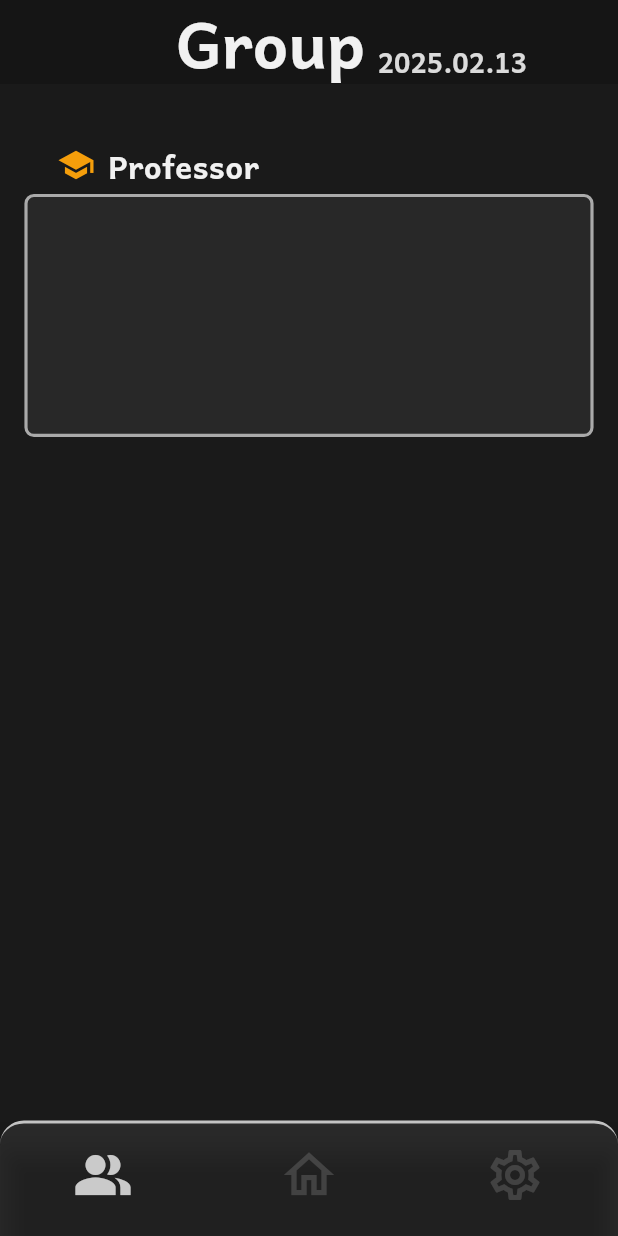
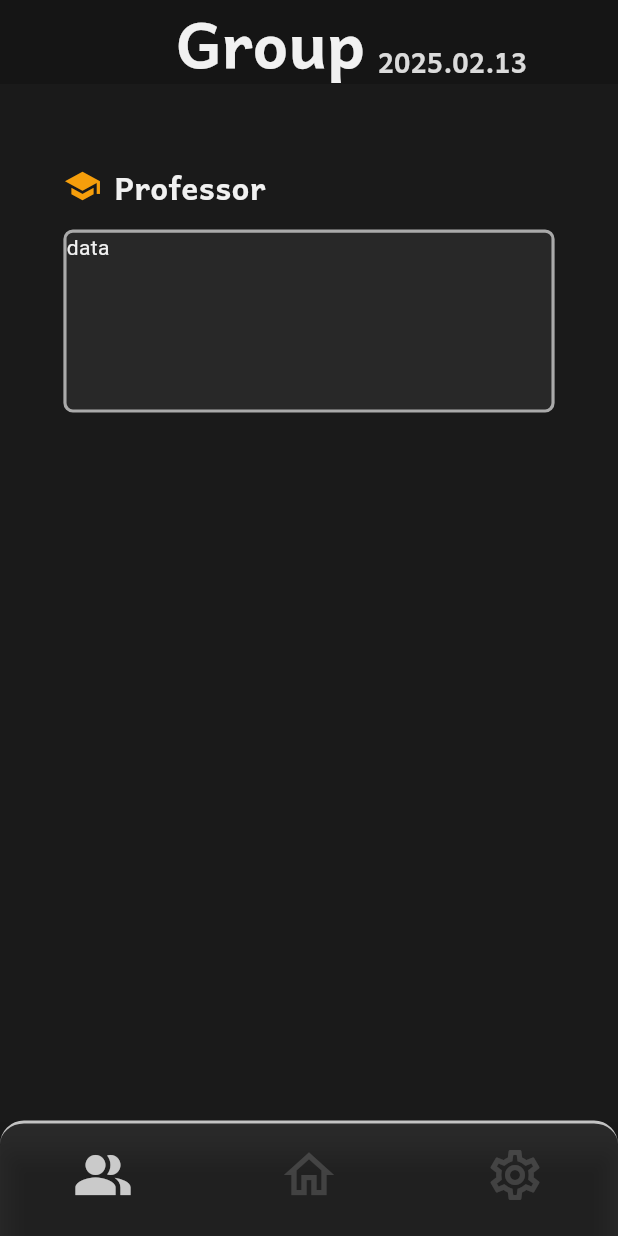
Before and after one commit to seungminhan2631/msdl, a Flutter app: the GroupScreen screen opened by its route, on a phone screen of 412 x 824 dp. Run offline on Flutter 3.47's test engine with Material 3 defaults, Android fonts, the phone set to English and light mode, and no system bars; our stand-ins replace sqflite; accounts and stored records are empty.

Commit message:
update
update

```diff
--- a/lib/features/screens/Group/group_Screen.dart
+++ b/lib/features/screens/Group/group_Screen.dart
@@ -19,29 +19,6 @@ class GroupScreen extends StatefulWidget {
   @override
   State<GroupScreen> createState() => _GroupScreenState();
 }
-
-List<Map<String, dynamic>> sectionData = [
-  {
-    "icon": Icons.school,
-    "text": "Professor ",
-    "color": Color(0xFFF59E0B),
-  },
-  {
-    "icon": Icons.library_books_outlined,
-    "text": "Ph.D Student",
-    "color": Color(0xFF31B454),
-  },
-  {
-    "icon": Icons.school_outlined,
-    "text": "MS Student",
-    "color": Color(0xFF935E38),
-  },
-  {
-    "icon": Icons.auto_stories_outlined,
-    "text": "BS Student",
-    "color": Color(0xFF3F51B5),
-  },
-];
 
 class _GroupScreenState extends State<GroupScreen> {
   int _selectedIndex = 0;
@@ -112,58 +89,22 @@ class _GroupScreenState extends State<GroupScreen> {
           child: SingleChildScrollView(
             controller: _scrollController,
             padding: EdgeInsets.symmetric(vertical: 20.h),
-            child: Column(
-              mainAxisAlignment: MainAxisAlignment.center,
-              crossAxisAlignment: CrossAxisAlignment.center,
-              children: [
-                Padding(
-                  padding: EdgeInsets.symmetric(vertical: 20.h),
-                  child: Column(
-                    crossAxisAlignment: CrossAxisAlignment.center,
-                    children: [
-                      Align(
-                        alignment: Alignment.centerLeft,
-                        child: Padding(
-                          padding: EdgeInsets.only(
-                            left: Sizes.size36,
-                            bottom: Sizes.size4,
-                          ),
-                          child: Sectiontitle(
-                            icon: sectionData[_selectedIndex]["icon"],
-                            text: sectionData[_selectedIndex]["text"],
-                            iconColor: sectionData[_selectedIndex]["color"],
-                          ),
-                        ),
-                      ),
-                      Center(
-                        child: CustomContainer(
-                          height: 170.h,
-                          width: 340.w,
-                          child: Scrollbar(
-                            thumbVisibility: false,
-                            thickness: 2.0.w,
-                            radius: Radius.circular(6),
-                            child: SingleChildScrollView(
-                              child: Padding(
-                                padding: EdgeInsets.all(Sizes.size8),
-                                child: Column(
-                                  mainAxisAlignment: MainAxisAlignment.center,
-                                  children: (groupData[
-                                              sectionData[_selectedIndex]
-                                                  ["text"]] ??
-                                          [])
-                                      .map((user) => groupContainerText(user))
-                                      .toList(),
-                                ),
-                              ),
-                            ),
-                          ),
-                        ),
-                      ),
-                    ],
+            child: Padding(
+              padding: EdgeInsets.symmetric(
+                  vertical: Sizes.size32, horizontal: Sizes.size40),
+              child: Column(
+                children: [
+                  Sectiontitle(
+                    icon: Icons.school,
+                    text: "Professor",
+                    iconColor: Color(0xFFF59E0B),
                   ),
-                ),
-              ],
+                  Gaps.v14,
+                  CustomContainer(
+                    child: Text("data"),
+                  )
+                ],
+              ),
             ),
           ),
         ),
```
